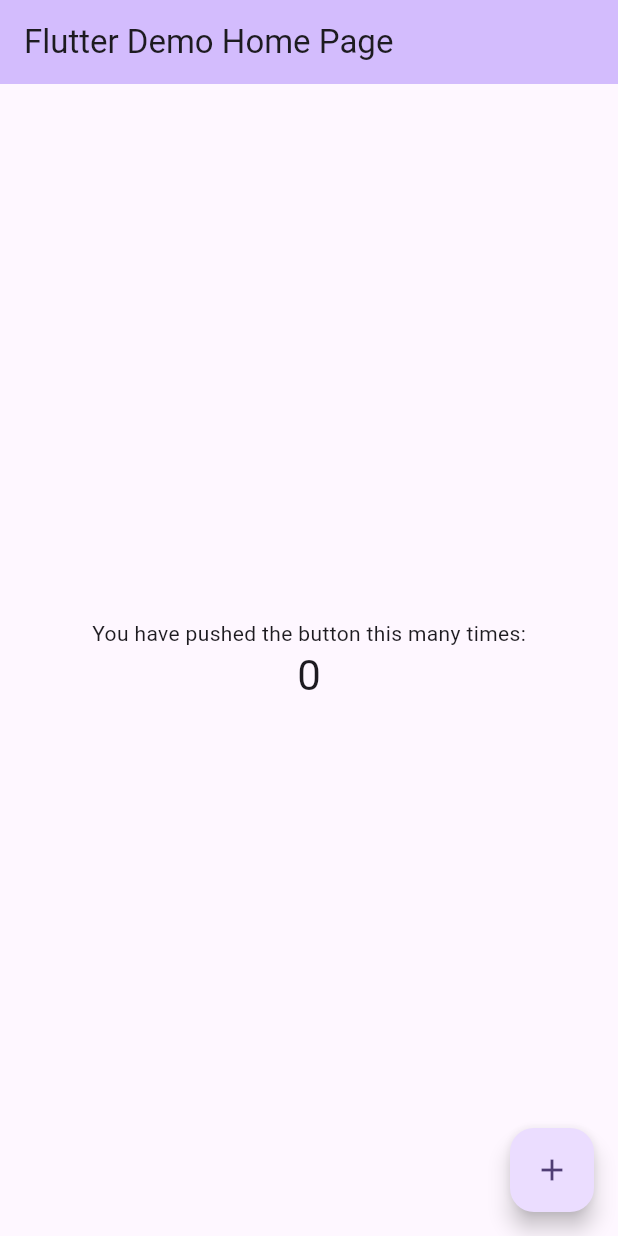
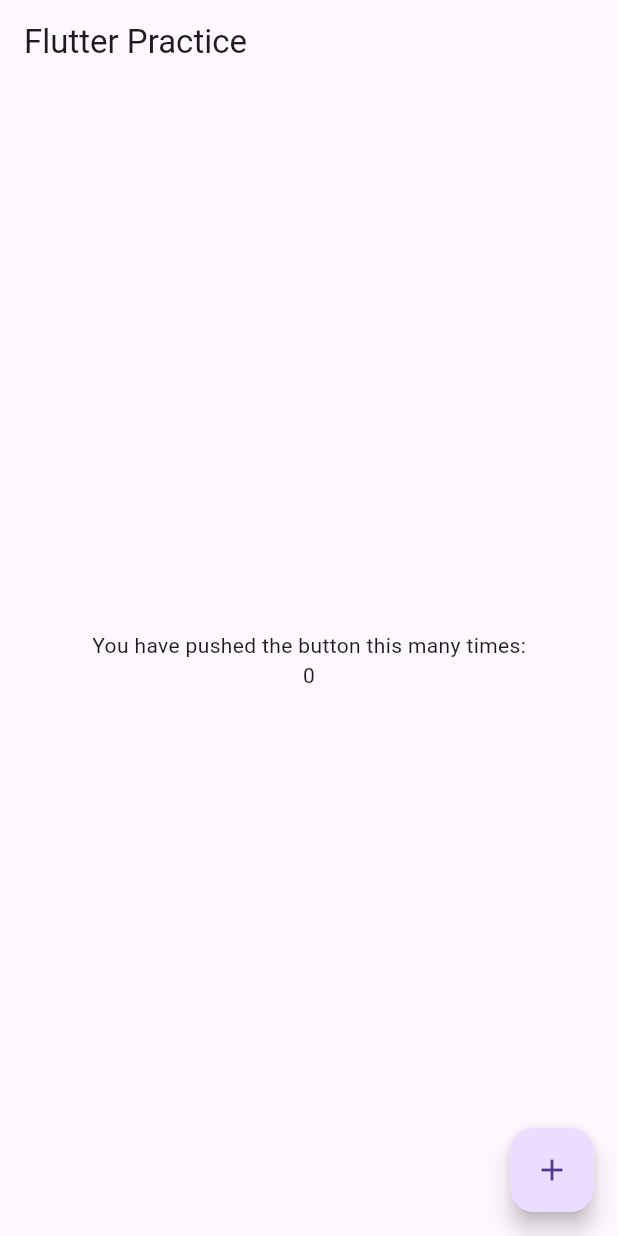
Before and after one commit to harshabarlanka/flutter-practice, a Flutter app: the screen it shows after launch, on a phone screen of 412 x 824 dp. Run offline on Flutter 3.47's test engine with Material 3 defaults, Android fonts, the phone set to English and light mode, and no system bars.

Commit message:
Updated Counter

```diff
--- a/lib/main.dart
+++ b/lib/main.dart
@@ -10,46 +10,15 @@ class MyApp extends StatelessWidget {
   // This widget is the root of your application.
   @override
   Widget build(BuildContext context) {
-    return MaterialApp(
-      title: 'Flutter Demo',
-      theme: ThemeData(
-        // This is the theme of your application.
-        //
-        // TRY THIS: Try running your application with "flutter run". You'll see
-        // the application has a blue toolbar. Then, without quitting the app,
-        // try changing the seedColor in the colorScheme below to Colors.green
-        // and then invoke "hot reload" (save your changes or press the "hot
-        // reload" button in a Flutter-supported IDE, or press "r" if you used
-        // the command line to start the app).
-        //
-        // Notice that the counter didn't reset back to zero; the application
-        // state is not lost during the reload. To reset the state, use hot
-        // restart instead.
-        //
-        // This works for code too, not just values: Most code changes can be
-        // tested with just a hot reload.
-        colorScheme: ColorScheme.fromSeed(seedColor: Colors.deepPurple),
-        useMaterial3: true,
-      ),
-      home: const MyHomePage(title: 'Flutter Demo Home Page'),
+    return const MaterialApp(
+      debugShowCheckedModeBanner: false,
+      home: MyHomePage(),
     );
   }
 }
 
 class MyHomePage extends StatefulWidget {
-  const MyHomePage({super.key, required this.title});
-
-  // This widget is the home page of your application. It is stateful, meaning
-  // that it has a State object (defined below) that contains fields that affect
-  // how it looks.
-
-  // This class is the configuration for the state. It holds the values (in this
-  // case the title) provided by the parent (in this case the App widget) and
-  // used by the build method of the State. Fields in a Widget subclass are
-  // always marked "final".
-
-  final String title;
-
+  const MyHomePage({super.key});
   @override
   State<MyHomePage> createState() => _MyHomePageState();
 }
@@ -59,67 +28,31 @@ class _MyHomePageState extends State<MyHomePage> {
 
   void _incrementCounter() {
     setState(() {
-      // This call to setState tells the Flutter framework that something has
-      // changed in this State, which causes it to rerun the build method below
-      // so that the display can reflect the updated values. If we changed
-      // _counter without calling setState(), then the build method would not be
-      // called again, and so nothing would appear to happen.
       _counter++;
     });
   }
 
   @override
   Widget build(BuildContext context) {
-    // This method is rerun every time setState is called, for instance as done
-    // by the _incrementCounter method above.
-    //
-    // The Flutter framework has been optimized to make rerunning build methods
-    // fast, so that you can just rebuild anything that needs updating rather
-    // than having to individually change instances of widgets.
     return Scaffold(
       appBar: AppBar(
-        // TRY THIS: Try changing the color here to a specific color (to
-        // Colors.amber, perhaps?) and trigger a hot reload to see the AppBar
-        // change color while the other colors stay the same.
-        backgroundColor: Theme.of(context).colorScheme.inversePrimary,
-        // Here we take the value from the MyHomePage object that was created by
-        // the App.build method, and use it to set our appbar title.
-        title: Text(widget.title),
+        title: const Text('Flutter Practice'),
       ),
       body: Center(
-        // Center is a layout widget. It takes a single child and positions it
-        // in the middle of the parent.
         child: Column(
-          // Column is also a layout widget. It takes a list of children and
-          // arranges them vertically. By default, it sizes itself to fit its
-          // children horizontally, and tries to be as tall as its parent.
-          //
-          // Column has various properties to control how it sizes itself and
-          // how it positions its children. Here we use mainAxisAlignment to
-          // center the children vertically; the main axis here is the vertical
-          // axis because Columns are vertical (the cross axis would be
-          // horizontal).
-          //
-          // TRY THIS: Invoke "debug painting" (choose the "Toggle Debug Paint"
-          // action in the IDE, or press "p" in the console), to see the
-          // wireframe for each widget.
           mainAxisAlignment: MainAxisAlignment.center,
-          children: <Widget>[
+          children: [
             const Text(
               'You have pushed the button this many times:',
             ),
-            Text(
-              '$_counter',
-              style: Theme.of(context).textTheme.headlineMedium,
-            ),
+            Text('$_counter'),
           ],
         ),
       ),
       floatingActionButton: FloatingActionButton(
         onPressed: _incrementCounter,
-        tooltip: 'Increment',
         child: const Icon(Icons.add),
-      ), // This trailing comma makes auto-formatting nicer for build methods.
+      ),
     );
   }
 }
```
